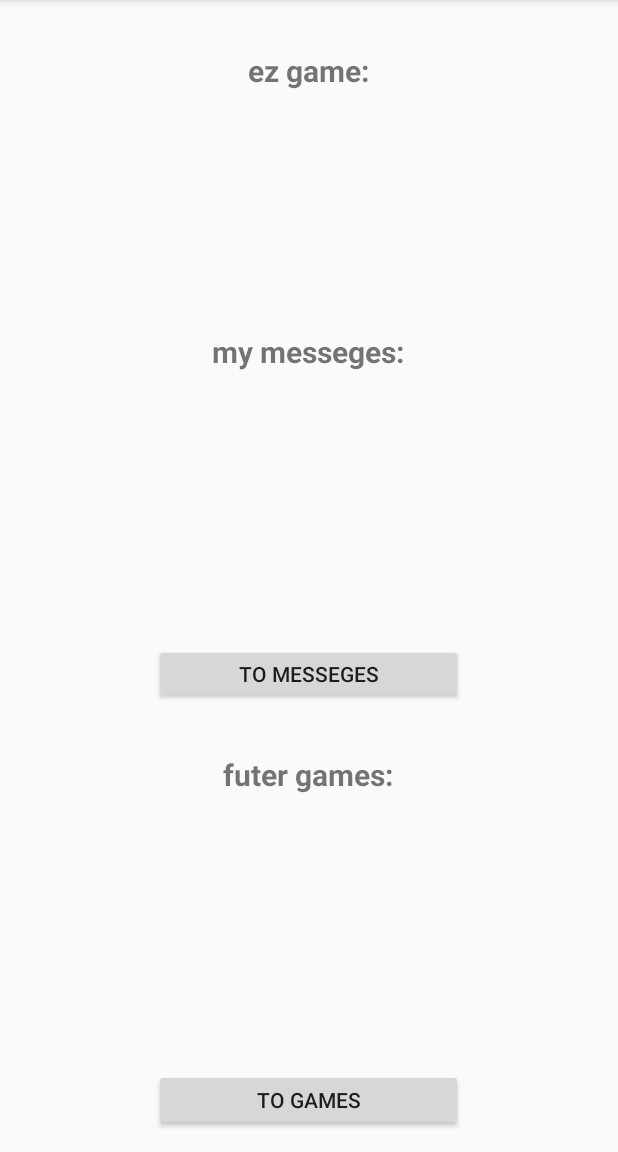
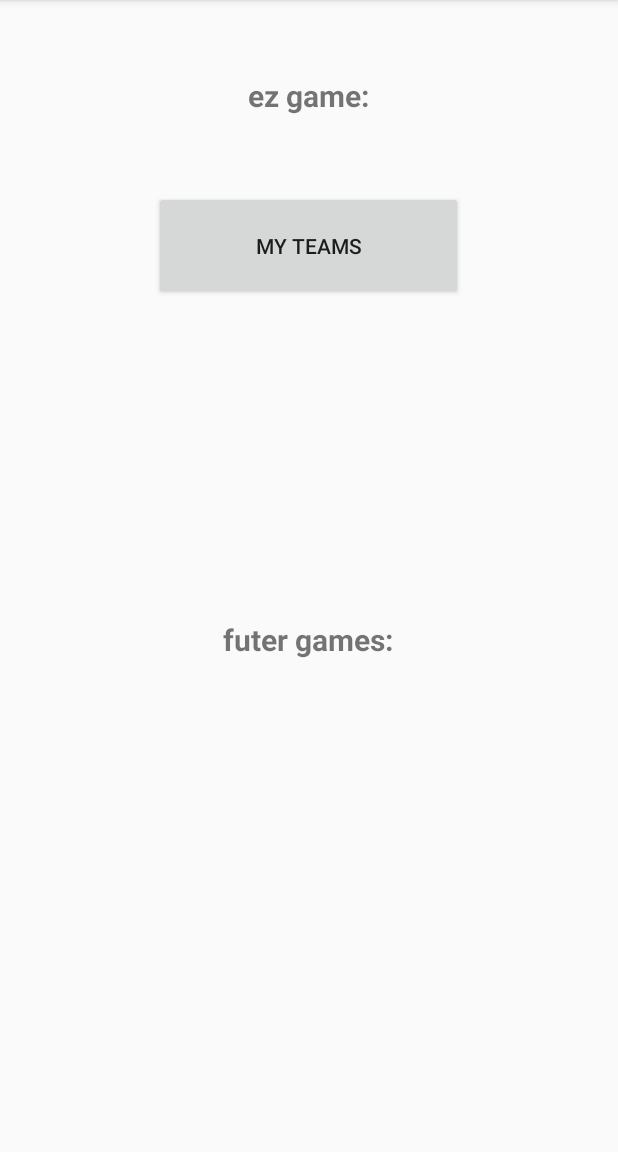
Before and after one commit to nitzansaro/myBETA1, an Android app: the addTeam screen opened directly, with no data from a screen before it, after a tap on "SUBMIT", on a phone screen of 412 x 824 dp, the part 84-1236 px from its top. Run offline under Robolectric (Android 15) with nearby library versions, the light colour scheme and no system bars; our stand-ins replace Firebase (no records; nobody signed in at launch, a user with empty details on screens opened directly).

Commit message:
game added (addteam not working for some reason)

```diff
--- a/app/src/main/AndroidManifest.xml
+++ b/app/src/main/AndroidManifest.xml
@@ -9,7 +9,8 @@
         android:roundIcon="@mipmap/ic_launcher_round"
         android:supportsRtl="true"
         android:theme="@style/AppTheme">
-        <activity android:name=".playeraddt"></activity>
+        <activity android:name=".gameInfo"></activity>
+        <activity android:name=".playeraddt" />
         <activity android:name=".addTeam" />
         <activity android:name=".Main3Activity" />
         <activity android:name=".Loginok" />
--- a/app/src/main/java/com/example/mybeta1/FBref.java
+++ b/app/src/main/java/com/example/mybeta1/FBref.java
@@ -17,5 +17,6 @@ public class FBref {
     public static DatabaseReference RefMesseges= FBDB.getReference("message");
 
     public static DatabaseReference refTeam=FBDB.getReference("Team");
+    public static DatabaseReference refGame=FBDB.getReference("Game");
 
 }
--- a/app/src/main/java/com/example/mybeta1/Team.java
+++ b/app/src/main/java/com/example/mybeta1/Team.java
@@ -4,7 +4,7 @@ import java.util.ArrayList;
 
 public class Team {
 
-    ArrayList Playerslist  = new ArrayList  ();
+              public  ArrayList<String> Playerslist  = new ArrayList  ();
 
         public String Tnum;
         public String Tname;
@@ -14,21 +14,47 @@ public class Team {
 
         public Team(){}
 
-        public Team(String Tnum, String Tname,String coachname, ArrayList Plaerslist ) {
-            this.Tnum = Tnum;
+        public Team(String Tnum, String Tname,String coachname, ArrayList<String> Playerslist ) {
+                this.Tnum = Tnum;
             this.Tname = Tname;
-            this.Playerslist=Plaerslist;
+            this.Playerslist=Playerslist;
 
             this.coachname=coachname;
         }
 
-    public ArrayList getPlayerslist() {
+    public ArrayList<String> getPlayerslist() {
         return Playerslist;
     }
 
-    public void setPlayerslist(ArrayList Playerslist) {
+    public void setPlayerslist(ArrayList<String  > Playerslist) {
         this.Playerslist = Playerslist;
     }
 
+    public String getCoachname() {
+        return coachname;
+    }
+
+    public void setCoachname(String coachname) {
+        this.coachname = coachname;
+    }
+    public String getTname() {
+        return Tname;
+    }
+
+    public void setTname(String Tname) {
+        this.Tname = Tname;
+    }
+
+    public String getTnum() {
+        return Tnum;
+    }
+
+    public void setTnum(String Tnum) {
+        this.Tnum = Tnum;
+    }
+
+
+
+
 
 }
--- a/app/src/main/java/com/example/mybeta1/addTeam.java
+++ b/app/src/main/java/com/example/mybeta1/addTeam.java
@@ -32,7 +32,7 @@ public class addTeam extends AppCompatActivity {
     EditText nameText, numText;
 
 
-    String Tname,Tnum,Ncoach;
+    String Tname5,Tnum5,Ncoach;
     ArrayList Playerslist=new ArrayList();
 
 
@@ -54,20 +54,20 @@ public class addTeam extends AppCompatActivity {
     public void submit(View view) {
         Playerslist.clear();
 
-        Tname = nameText.getText().toString();
-        Tnum = numText.getText().toString();
+        Tname5 = nameText.getText().toString();
+        Tnum5 = numText.getText().toString();
 
 
         refTeam.addListenerForSingleValueEvent(new ValueEventListener() {
 
             @Override
             public void onDataChange(@NonNull DataSnapshot dataSnapshot) {
-                if (dataSnapshot.child("" + Tnum).getValue() == null)
+                if (dataSnapshot.child("" + Tnum5).getValue() == null)
                 {
                     Intent i=getIntent();
                     Ncoach=i.getStringExtra("name");
-                    Team t = new Team(Tnum, Tname,Ncoach,Playerslist);
-                    refTeam.child("" + Tname).setValue(t);
+                    Team t = new Team(Tnum5, Tname5,Ncoach,Playerslist);
+                    refTeam.child("" + Tname5).setValue(t);
                     finish();
                     Toast.makeText(addTeam.this, "Team added successfully", Toast.LENGTH_LONG).show();
                     Intent si = new Intent(addTeam.this,Main3Activity.class);
--- a/app/src/main/res/layout/activity_main3.xml
+++ b/app/src/main/res/layout/activity_main3.xml
@@ -44,8 +44,8 @@
             android:onClick="toTeams"
             android:layout_width="match_parent"
             android:layout_height="0dp"
-            android:visibility="invisible"
-            android:text="Add team"
+            android:visibility="visible"
+            android:text="My teams"
             android:layout_weight="0.4"/>
 
         <Space
@@ -66,9 +66,10 @@
         <TextView
                 android:layout_width="match_parent"
                 android:layout_height="0dp"
-                android:layout_weight="0.5"
+                android:layout_weight="0.1"
                 android:gravity="center"
                 android:text="my messeges:"
+            android:visibility="invisible"
                 android:textSize="20sp"
                 android:textStyle="bold" />
 
@@ -82,9 +83,9 @@
             android:id="@+id/lVmesseges"
             android:layout_width="match_parent"
             android:layout_height="0dp"
-            android:layout_weight="1"
+            android:layout_weight="0.1"
             android:text="messege"
-            android:visibility="visible" />
+            android:visibility="invisible" />
         <Space
             android:layout_width="match_parent"
             android:layout_height="0dp"
@@ -94,7 +95,8 @@
             android:onClick="toMesseges"
             android:layout_width="match_parent"
             android:layout_height="0dp"
-            android:layout_weight="0.3"
+            android:layout_weight="0.1"
+            android:visibility="invisible"
             android:text="to messeges"/>
 
         <Space
@@ -132,11 +134,12 @@
             android:layout_weight="0.1" />
 
         <Button
-            android:onClick="toGames"
+            android:onClick="toaddGAME"
             android:layout_width="match_parent"
             android:layout_height="0dp"
             android:layout_weight="0.3"
-            android:text="to games"/>
+            android:visibility="invisible"
+            android:text="add game"/>
 
         <Space
             android:layout_width="match_parent"
```
Also changed, not shown: app/src/main/java/com/example/mybeta1/Game.java (+66 -0 lines), app/src/main/java/com/example/mybeta1/Main3Activity.java (+5 -2 lines), app/src/main/java/com/example/mybeta1/gameInfo.java (added, +150 -0 lines), app/src/main/java/com/example/mybeta1/playeraddt.java (+54 -7 lines), app/src/main/res/layout/activity_game_info.xml (added, +65 -0 lines).
